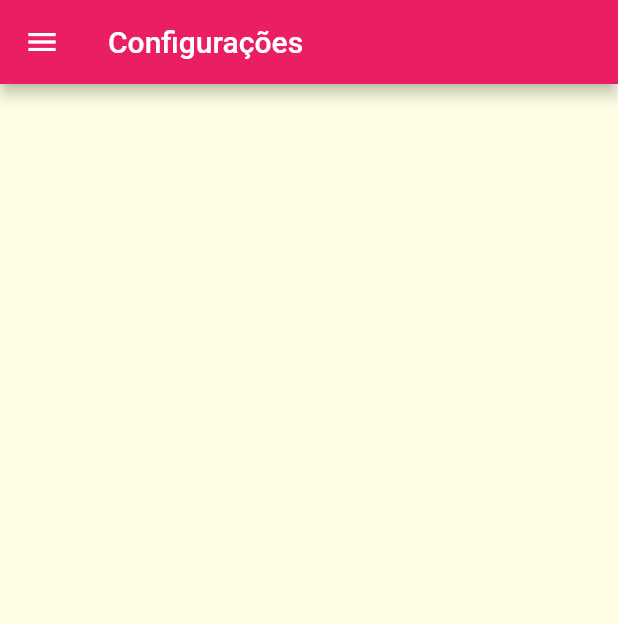
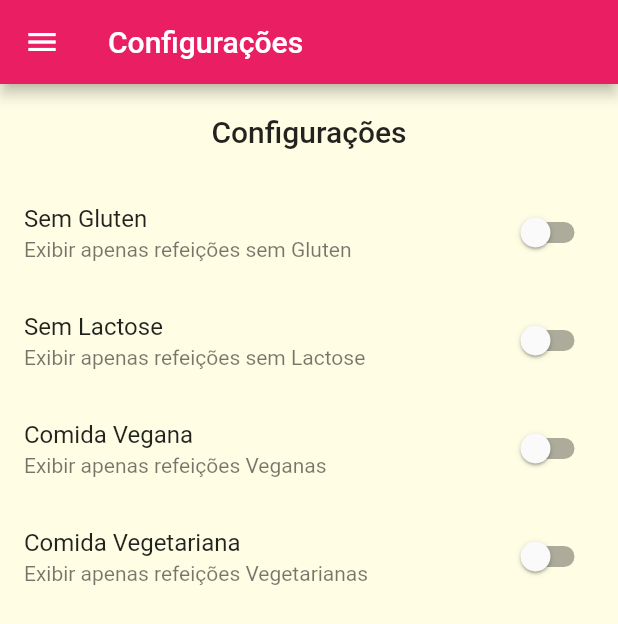
Before and after one commit to alefbispo/food_recipes, a Flutter app: the SettingsScreen screen opened by its route, on a phone screen of 412 x 824 dp. Shown: the top 624 px of the screen. Run offline on Flutter 3.47's test engine with Material 2 defaults, Android fonts, the phone set to English and light mode, and no system bars.

```diff
--- /dev/null
+++ b/lib/models/settings.dart
@@ -0,0 +1,13 @@
+class Settings {
+  bool isGlutenFree;
+  bool isLactoseFree;
+  bool isVegan;
+  bool isVegetarian;
+
+  Settings({
+    this.isGlutenFree = false,
+    this.isLactoseFree = false,
+    this.isVegan = false,
+    this.isVegetarian = false,
+  });
+}
--- a/lib/screens/settings_screen.dart
+++ b/lib/screens/settings_screen.dart
@@ -1,8 +1,29 @@
 import 'package:flutter/material.dart';
 import 'package:food_recipes/components/main_drower.dart';
+import 'package:food_recipes/models/settings.dart';
 
-class SettingsScreen extends StatelessWidget {
+class SettingsScreen extends StatefulWidget {
   const SettingsScreen({Key? key}) : super(key: key);
+
+  @override
+  State<SettingsScreen> createState() => _SettingsScreenState();
+}
+
+class _SettingsScreenState extends State<SettingsScreen> {
+  var settings = Settings();
+  Widget _createSwitch(
+    String title,
+    String subtitle,
+    bool value,
+    Function(bool) onChanged,
+  ) {
+    return SwitchListTile.adaptive(
+      title: Text(title),
+      subtitle: Text(subtitle),
+      value: value,
+      onChanged: onChanged,
+    );
+  }
 
   @override
   Widget build(BuildContext context) {
@@ -11,6 +32,71 @@ class SettingsScreen extends StatelessWidget {
         title: const Text('Configurações'),
       ),
       drawer: const MainDrawer(),
+      body: Column(
+        children: [
+          Container(
+            padding: const EdgeInsets.all(20),
+            child: Text(
+              'Configurações',
+              style: Theme.of(context).textTheme.titleLarge,
+            ),
+          ),
+          Expanded(
+            child: ListView(
+              children: <Widget>[
+                _createSwitch(
+                  'Sem Gluten',
+                  'Exibir apenas refeições sem Gluten',
+                  settings.isGlutenFree,
+                  (value) {
+                    return setState(
+                      () {
+                        settings.isGlutenFree = value;
+                      },
+                    );
+                  },
+                ),
+                _createSwitch(
+                  'Sem Lactose',
+                  'Exibir apenas refeições sem Lactose',
+                  settings.isLactoseFree,
+                  (value) {
+                    return setState(
+                      () {
+                        settings.isLactoseFree = value;
+                      },
+                    );
+                  },
+                ),
+                _createSwitch(
+                  'Comida Vegana',
+                  'Exibir apenas refeições Veganas',
+                  settings.isVegan,
+                  (value) {
+                    return setState(
+                      () {
+                        settings.isVegan = value;
+                      },
+                    );
+                  },
+                ),
+                _createSwitch(
+                  'Comida Vegetariana',
+                  'Exibir apenas refeições Vegetarianas',
+                  settings.isVegetarian,
+                  (value) {
+                    return setState(
+                      () {
+                        settings.isVegetarian = value;
+                      },
+                    );
+                  },
+                )
+              ],
+            ),
+          )
+        ],
+      ),
     );
   }
 }
```
